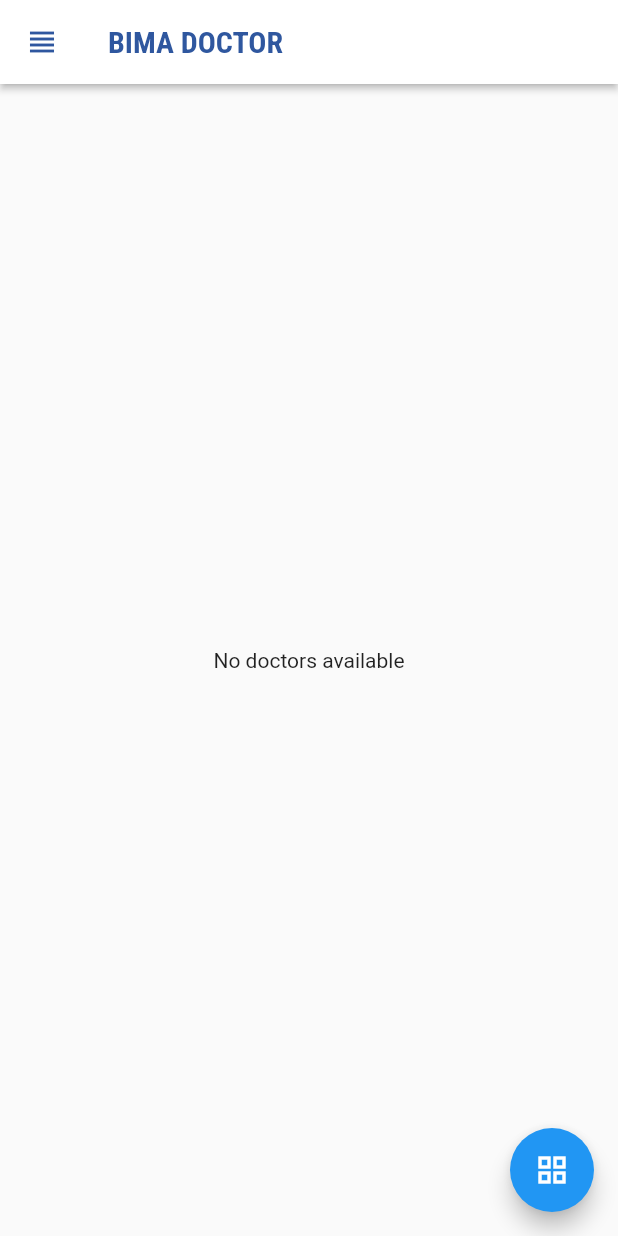
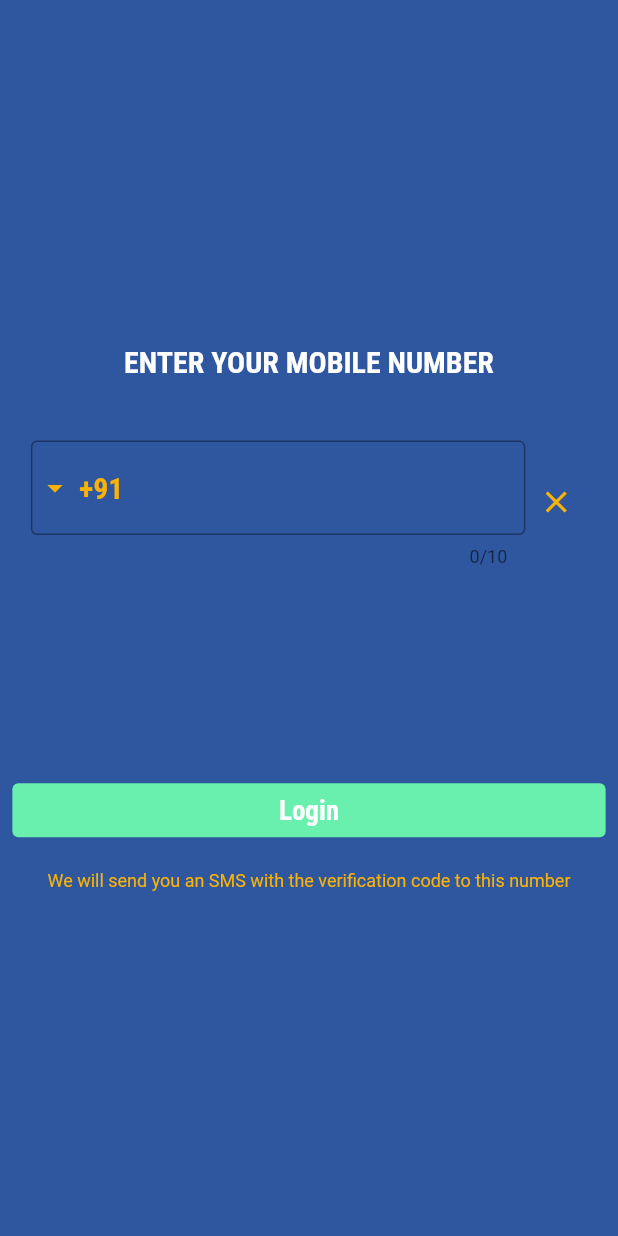
Before and after one commit to mizzb/DPMA, a Flutter app: the screen it shows after launch, on a phone screen of 412 x 824 dp. Run offline on Flutter 3.47's test engine with Material 2 defaults, Android fonts, the phone set to English and light mode, and no system bars; drawn by our look-alikes of intl_phone_field; our stand-ins replace cached_network_image, connectivity_plus, dio, firebase_auth, firebase_core, flutter_mobx and 6 more; accounts and stored records are empty; generated files the repository leaves out were written again.

Commit message:
firebase auth integration

```diff
--- /dev/null
+++ b/lib/constants.dart
@@ -0,0 +1,11 @@
+import 'package:flutter/material.dart';
+
+const Color primaryColor = Color.fromRGBO(1, 94, 203, 1);
+const Color primaryColorDark = Color.fromRGBO(47, 87, 159, 1);
+const Color colorAccent = Color.fromRGBO(250, 178, 6, 1);
+const Color buttonColor = Colors.greenAccent;
+
+ButtonStyle mainBtnStyle =  ElevatedButton.styleFrom(
+    primary: buttonColor,
+    elevation: 0,
+);
--- a/lib/controller/storage/storage_service_impl.dart
+++ b/lib/controller/storage/storage_service_impl.dart
@@ -15,6 +15,7 @@ class StorageServiceImpl extends StorageService {
     resp.forEach((elem) {
       doctors.add(elem);
     });
+    doctors.sort((a,b) => a.rating!.compareTo(b.rating!));
     return doctors;
   }
 
--- a/lib/injector.dart
+++ b/lib/injector.dart
@@ -1,4 +1,5 @@
 import 'package:dio/dio.dart';
+import 'package:dpma/controller/auth_store.dart';
 import 'package:dpma/controller/home_store.dart';
 import 'package:dpma/controller/repository/doctors_repo.dart';
 import 'package:dpma/controller/storage/storage_service.dart';
@@ -11,5 +12,6 @@ void initialize() {
   locator
       .registerLazySingleton<DoctorsRepository>(() => DoctorsRepository(Dio()));
   locator.registerLazySingleton<StorageService>(() => StorageServiceImpl());
+  locator.registerLazySingleton<AuthStore>(() => AuthStore());
   locator.registerLazySingleton<HomeStore>(() => HomeStore());
 }
--- a/lib/view/home_screen.dart
+++ b/lib/view/home_screen.dart
@@ -99,6 +99,7 @@ class _HomeScreenState extends State<HomeScreen> {
                     if (_homeStore.doctorsList.isEmpty) {
                       return const Text('No doctors available');
                     }
+
                     return (isGrid)
                         ? loadGrid(context, _homeStore.doctorsList)
                         : loadList(context, _homeStore.doctorsList);
@@ -147,4 +148,5 @@ class _HomeScreenState extends State<HomeScreen> {
               });
         });
   }
+
 }
--- /dev/null
+++ b/lib/view/login_screen.dart
@@ -0,0 +1,310 @@
+import 'package:dpma/controller/auth_store.dart';
+import 'package:dpma/injector.dart';
+import 'package:dpma/view/widgets/auth_button.dart';
+import 'package:dpma/view/widgets/fade_animation.dart';
+import 'package:flutter/material.dart';
+import 'package:flutter_mobx/flutter_mobx.dart';
+import 'package:google_fonts/google_fonts.dart';
+import 'package:intl_phone_field/intl_phone_field.dart';
+import 'package:sizer/sizer.dart';
+
+import '../constants.dart' as _constants;
+
+class LoginScreen extends StatefulWidget {
+  const LoginScreen({Key? key}) : super(key: key);
+
+  @override
+  _LoginScreenState createState() {
+    return _LoginScreenState();
+  }
+}
+
+class _LoginScreenState extends State<LoginScreen> {
+  final AuthStore _authStore = locator.get<AuthStore>();
+  final TextEditingController _loginCtrl = TextEditingController();
+  final FocusNode _field1 = FocusNode();
+  final FocusNode _field2 = FocusNode();
+  final FocusNode _field3 = FocusNode();
+  final FocusNode _field4 = FocusNode();
+
+  String? _contactNo;
+  bool _agree = false;
+
+  @override
+  void initState() {
+    super.initState();
+  }
+
+  @override
+  void dispose() {
+    _field1.dispose();
+    _field2.dispose();
+    _field3.dispose();
+    _field4.dispose();
+    super.dispose();
+  }
+
+  void nextField({String? value, FocusNode? focus}) {
+    if (value!.length == 1) {
+      focus!.requestFocus();
+    }
+  }
+
+  Widget field({FocusNode? focus, FocusNode? next, bool autofocus = false}) {
+    return Container(
+      decoration: BoxDecoration(
+          color: Colors.black.withOpacity(0.2),
+          borderRadius: BorderRadius.circular(5)),
+      width: 20.w,
+      child: TextFormField(
+          autofocus: autofocus,
+          focusNode: focus,
+          keyboardType: TextInputType.number,
+          textAlign: TextAlign.center,
+          style: GoogleFonts.robotoCondensed(
+              fontWeight: FontWeight.bold,
+              fontSize: 20,
+              color: _constants.colorAccent),
+          onChanged: (e) {
+            next != null ? nextField(value: e, focus: next) : null;
+          },
+          decoration: const InputDecoration(
+              border: OutlineInputBorder(borderSide: BorderSide.none))),
+    );
+  }
+
+  @override
+  Widget build(BuildContext context) {
+    return Scaffold(
+      backgroundColor: _constants.primaryColorDark,
+      body: SafeArea(
+        child: Container(
+          padding: EdgeInsets.symmetric(horizontal: 2.w),
+          child: Center(child: Observer(
+            builder: (BuildContext _) {
+              switch (_authStore.state) {
+                case StoreState.login:
+                  return loginUI(context);
+                case StoreState.signup:
+                  return signUpUI(context);
+              }
+            },
+          )),
+        ),
+      ),
+    );
+  }
+
+  Widget loginUI(BuildContext context) {
+    return Column(
+      mainAxisAlignment: MainAxisAlignment.center,
+      mainAxisSize: MainAxisSize.max,
+      children: [
+        const FadeAnimation(
+          delay: 0,
+          child: AuthHeader(header: 'ENTER YOUR MOBILE NUMBER'),
+        ),
+        SizedBox(height: 5.h),
+        FadeAnimation(
+          delay: 300,
+          child: Row(
+            mainAxisSize: MainAxisSize.max,
+            mainAxisAlignment: MainAxisAlignment.center,
+            crossAxisAlignment: CrossAxisAlignment.start,
+            children: [
+              SizedBox(
+                height: 25.h,
+                width: 80.w,
+                child: IntlPhoneField(
+                  controller: _loginCtrl,
+                  style: GoogleFonts.robotoCondensed(
+                      textStyle: const TextStyle(
+                          color: Color.fromRGBO(250, 178, 6, 1),
+                          fontSize: 20,
+                          fontWeight: FontWeight.bold)),
+                  decoration: const InputDecoration(
+                    border: OutlineInputBorder(
+                      borderSide: BorderSide(color: Colors.blue),
+                    ),
+                  ),
+                  dropdownTextStyle: GoogleFonts.robotoCondensed(
+                      textStyle: const TextStyle(
+                          color: Color.fromRGBO(250, 178, 6, 1),
+                          fontSize: 20,
+                          fontWeight: FontWeight.bold)),
+                  showCountryFlag: false,
+                  initialCountryCode: 'IN',
+                  dropdownIcon: const Icon(Icons.arrow_drop_down,
+                      color: Color.fromRGBO(250, 178, 6, 1)),
+                  cursorColor: const Color.fromRGBO(250, 178, 6, 1),
+                  onChanged: (phone) {
+                    setState(() {
+                      _contactNo = phone.completeNumber;
+                    });
+                  },
+                ),
+              ),
+              SizedBox(
+                height: 10.h,
+                width: 10.w,
+                child: GestureDetector(
+                  onTap: () {
+                    setState(() {
+                      _loginCtrl.text = '';
+                    });
+                  },
+                  child: const Icon(
+                    Icons.close,
+                    color: Color.fromRGBO(250, 178, 6, 1),
+                  ),
+                ),
+              ),
+            ],
+          ),
+        ),
+        SizedBox(height: 2.h),
+        FadeAnimation(
+          delay: 600,
+          child: AuthButton(
+              buttonText: 'Login',
+              callBack: () {
+                if (_loginCtrl.text.isNotEmpty && _contactNo != null) {
+                  _authStore.login(_contactNo!);
+                } else {
+                  ScaffoldMessenger.of(context).showSnackBar(const SnackBar(
+                      content: Text('Please enter valid number')));
+                }
+              }),
+        ),
+        SizedBox(height: 2.h),
+        FadeAnimation(
+          delay: 600,
+          child: Center(
+            child: Text(
+              'We will send you an SMS with the verification code to this number',
+              maxLines: 2,
+              style: GoogleFonts.roboto(
+                  textStyle: const TextStyle(
+                color: Color.fromRGBO(250, 178, 6, 1),
+                fontSize: 12,
+              )),
+            ),
+          ),
+        ),
+      ],
+    );
+  }
+
+  Widget signUpUI(BuildContext context) {
+    return Column(
+        mainAxisAlignment: MainAxisAlignment.center,
+        mainAxisSize: MainAxisSize.max,
+        children: [
+          const FadeAnimation(
+            delay: 0,
+            child: AuthHeader(header: 'ENTER VERIFICATION CODE'),
+          ),
+          SizedBox(height: 5.h),
+          Row(
+            mainAxisAlignment: MainAxisAlignment.spaceAround,
+            children: [
+              FadeAnimation(
+                  delay: 200,
+                  child: field(focus: _field1, next: _field2, autofocus: true)),
+              FadeAnimation(
+                  delay: 400, child: field(focus: _field2, next: _field3)),
+              FadeAnimation(
+                  delay: 600, child: field(focus: _field3, next: _field4)),
+              FadeAnimation(delay: 800, child: field(focus: _field4)),
+            ],
+          ),
+          SizedBox(height: 2.h),
+          FadeAnimation(
+            delay: 600,
+            child: Center(
+              child: Text(
+                'Please enter the verification code that was sent to ' +
+                    _contactNo.toString(),
+                maxLines: 2,
+                style: GoogleFonts.roboto(
+                    textStyle: const TextStyle(
+                  color: Color.fromRGBO(250, 178, 6, 1),
+                  fontSize: 12,
+                )),
+              ),
+            ),
+          ),
+          SizedBox(height: 6.h),
+          FadeAnimation(
+            delay: 600,
+            child: AuthButton(
+                buttonText: 'Continue',
+                callBack: () {
+                  Navigator.pop(context);
+                }),
+          ),
+          SizedBox(
+            height: 1.h,
+          ),
+          Row(
+            children: [
+              Checkbox(
+                activeColor: _constants.buttonColor,
+                checkColor: Colors.white,
+                focusColor: _constants.buttonColor,
+                hoverColor: _constants.buttonColor,
+                side: const BorderSide(color: Colors.white),
+                value: _agree,
+                onChanged: (value) {
+                  setState(() {
+                    _agree = value ?? false;
+                  });
+                },
+              ),
+              Text(
+                'I agree to the Terms Of Use and Privacy Policy',
+                style: GoogleFonts.roboto(
+                    textStyle: const TextStyle(color: Colors.white)),
+              )
+            ],
+          ),
+          SizedBox(
+            height: 1.h,
+          ),
+          const Divider(color: Colors.white,),
+          FadeAnimation(
+            delay: 300,
+            child: GestureDetector(
+              onTap: (){
+                _authStore.goBack();
+              },
+              child: Text('GO BACK', style: GoogleFonts.roboto(
+                  textStyle: const TextStyle(
+                    color: Color.fromRGBO(250, 178, 6, 1),
+                    fontSize: 12,
+                  )),),
+            ),
+          )
+        ]);
+  }
+}
+
+class AuthHeader extends StatelessWidget {
+  final String header;
+
+  const AuthHeader({
+    Key? key,
+    required this.header,
+  }) : super(key: key);
+
+  @override
+  Widget build(BuildContext context) {
+    return Text(
+      header,
+      maxLines: 1,
+      style: GoogleFonts.robotoCondensed(
+          textStyle: const TextStyle(
+              color: Colors.white, fontSize: 20, fontWeight: FontWeight.bold)),
+    );
+  }
+}
--- /dev/null
+++ b/lib/view/widgets/auth_button.dart
@@ -0,0 +1,29 @@
+import 'package:flutter/material.dart';
+import 'package:google_fonts/google_fonts.dart';
+
+import '../../constants.dart' as _constants;
+
+class AuthButton extends StatelessWidget {
+  Function() callBack;
+  String buttonText;
+
+  AuthButton({
+    Key? key,
+    required this.callBack,
+    required this.buttonText,
+  }) : super(key: key);
+
+  @override
+  Widget build(BuildContext _) {
+    return ElevatedButton(
+        onPressed: callBack,
+        style: _constants.mainBtnStyle,
+        child: Center(
+            child: Text(
+          buttonText,
+          style: GoogleFonts.robotoCondensed(
+              textStyle:
+                  const TextStyle(fontWeight: FontWeight.bold, fontSize: 18)),
+        )));
+  }
+}
--- /dev/null
+++ b/lib/view/widgets/fade_animation.dart
@@ -0,0 +1,65 @@
+import 'dart:async';
+
+import 'package:flutter/cupertino.dart';
+
+class FadeAnimation extends StatefulWidget {
+  final delay;
+  final child;
+  final isHorizontal;
+
+   const FadeAnimation(
+      {int? this.delay, Widget? this.child, this.isHorizontal = false});
+
+  @override
+  _FadeAnimationState createState() => _FadeAnimationState();
+}
+
+class _FadeAnimationState extends State<FadeAnimation>
+    with SingleTickerProviderStateMixin {
+  late Animation _fadeAnimation;
+  late Animation _slideAnimation;
+  late AnimationController _animationController;
+
+  @override
+  void initState() {
+    _animationController = AnimationController(
+        vsync: this, duration: Duration(milliseconds: 1000));
+    _fadeAnimation = Tween<double>(begin: 0.0, end: 1.0).animate(
+        CurvedAnimation(
+            parent: _animationController, curve: Curves.fastLinearToSlowEaseIn))
+      ..addListener(() {
+        setState(() {});
+      });
+
+    _slideAnimation = Tween<double>(begin: 50, end: 0).animate(CurvedAnimation(
+        parent: _animationController, curve: Curves.fastLinearToSlowEaseIn))
+      ..addListener(() {
+        setState(() {});
+      });
+    Timer(Duration(milliseconds: widget.delay), () {
+      if (mounted) {
+        _animationController.forward().orCancel;
+      }
+    });
+    super.initState();
+  }
+
+  @override
+  void dispose() {
+    _animationController.dispose();
+    super.dispose();
+  }
+
+  @override
+  Widget build(BuildContext context) {
+    return Opacity(
+      opacity: _fadeAnimation.value,
+      child: Transform.translate(
+        offset: widget.isHorizontal
+            ? Offset(_slideAnimation.value, 0)
+            : Offset(0, _slideAnimation.value),
+        child: widget.child,
+      ),
+    );
+  }
+}
```
Also changed, not shown: lib/controller/auth_store.dart (added, +64 -0 lines), lib/main.dart (+68 -2 lines), pubspec.yaml (+12 -0 lines), lib/controller/auth_store.g.dart (added), pubspec.lock, 6 other files.
